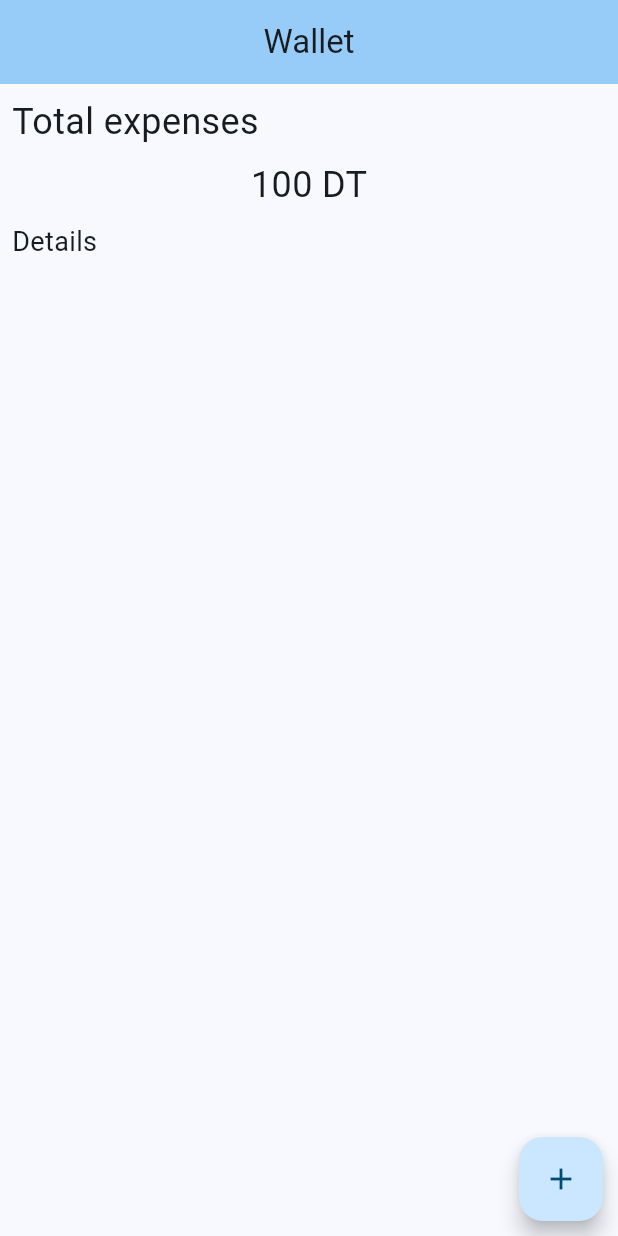
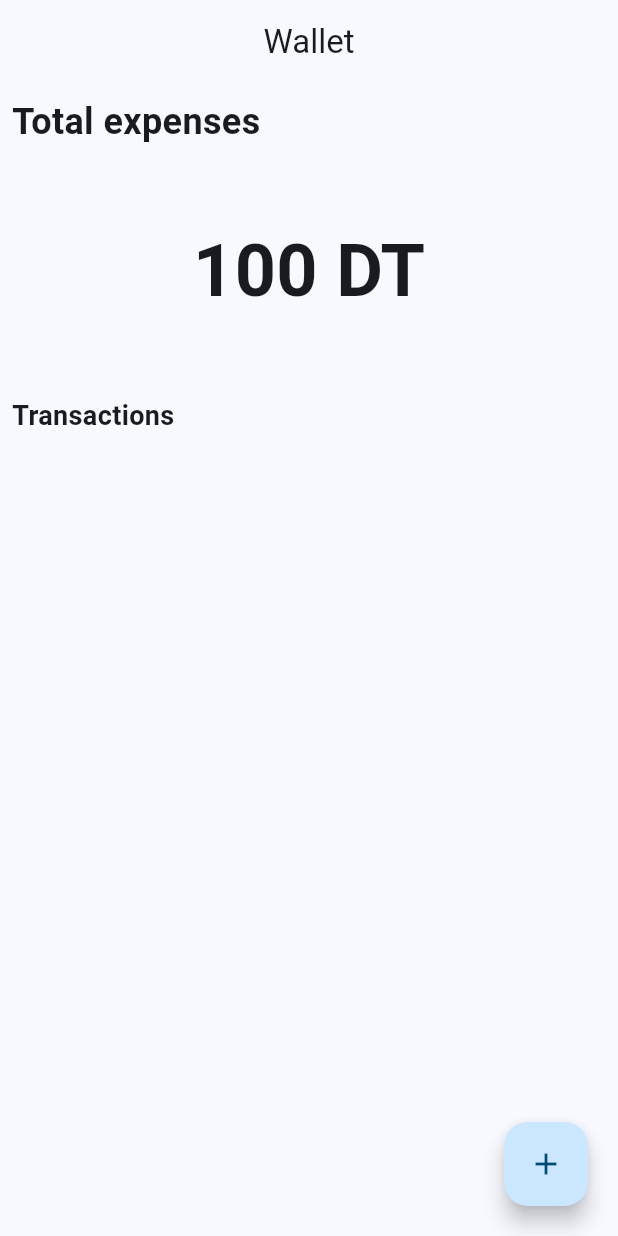
Before and after one commit to kariyum/wallet, a Flutter app: the screen it shows after launch, on a phone screen of 412 x 824 dp. Run offline on Flutter 3.47's test engine with Material 2 defaults, Android fonts, the phone set to English and light mode, and no system bars.

Commit message:
design update

```diff
--- a/lib/main.dart
+++ b/lib/main.dart
@@ -18,21 +18,6 @@ class MyApp extends StatelessWidget {
     return MaterialApp(
       title: 'Wallet',
       theme: ThemeData(
-        // This is the theme of your application.
-        //
-        // TRY THIS: Try running your application with "flutter run". You'll see
-        // the application has a blue toolbar. Then, without quitting the app,
-        // try changing the seedColor in the colorScheme below to Colors.green
-        // and then invoke "hot reload" (save your changes or press the "hot
-        // reload" button in a Flutter-supported IDE, or press "r" if you used
-        // the command line to start the app).
-        //
-        // Notice that the counter didn't reset back to zero; the application
-        // state is not lost during the reload. To reset the state, use hot
-        // restart instead.
-        //
-        // This works for code too, not just values: Most code changes can be
-        // tested with just a hot reload.
         colorScheme:
             ColorScheme.fromSeed(seedColor: Color.fromARGB(255, 29, 123, 177)),
         useMaterial3: true,
@@ -44,15 +29,6 @@ class MyApp extends StatelessWidget {
 
 class MyHomePage extends StatefulWidget {
   const MyHomePage({super.key, required this.title});
-
-  // This widget is the home page of your application. It is stateful, meaning
-  // that it has a State object (defined below) that contains fields that affect
-  // how it looks.
-
-  // This class is the configuration for the state. It holds the values (in this
-  // case the title) provided by the parent (in this case the App widget) and
-  // used by the build method of the State. Fields in a Widget subclass are
-  // always marked "final".
 
   final String title;
 
@@ -87,36 +63,6 @@ class _MyHomePageState extends State<MyHomePage> {
 
   @override
   Widget build(BuildContext context) {
-    List<ListTile> tiles = items.length != 0
-        ? items
-            .map((e) => {
-                  ListTile(
-                    title: Row(
-                      crossAxisAlignment: CrossAxisAlignment.end,
-                      mainAxisAlignment: MainAxisAlignment.spaceBetween,
-                      children: [
-                        Text(
-                          '${e.item}',
-                          style: TextStyle(
-                            color: Colors.red,
-                            fontSize: 18,
-                          ),
-                        ),
-                        Text('${e.price}',
-                            style: TextStyle(
-                              fontSize: 18,
-                            ))
-                      ],
-                    ),
-                  )
-                })
-            .toList()[0]
-            .toList()
-        : <ListTile>[
-            ListTile(
-              title: Text("List is empty"),
-            )
-          ].toList();
     List<Widget> l = ["Groceries", "Car gas", "Others", "Fun"]
         .map(
           (e) => ElevatedButton(
@@ -142,14 +88,12 @@ class _MyHomePageState extends State<MyHomePage> {
           ),
         )
         .toList();
+
     return Scaffold(
       appBar: AppBar(
-        // TRY THIS: Try changing the color here to a specific color (to
-        // Colors.amber, perhaps?) and trigger a hot reload to see the AppBar
-        // change color while the other colors stay the same.
-        backgroundColor: Theme.of(context).colorScheme.inversePrimary,
-        // Here we take the value from the MyHomePage object that was created by
-        // the App.build method, and use it to set our appbar title.
+        backgroundColor: Theme.of(context).colorScheme.surface ,//Theme.of(context).colorScheme.primaryContainer,
+        primary: true,
+
         title: const Center(
           child: Text("Wallet"),
         ),
@@ -163,13 +107,24 @@ class _MyHomePageState extends State<MyHomePage> {
                 margin: const EdgeInsets.all(8.0),
                 child: const Text(
                   "Total expenses",
-                  style: TextStyle(fontSize: 24),
+                  style: TextStyle(
+                    fontSize: 24,
+                    fontWeight: FontWeight.bold,
+                  ),
                 ),
               ),
               Center(
-                child: Text(
-                  "100 DT",
-                  style: TextStyle(fontSize: 24),
+                child: SizedBox(
+                  height: 150,
+                  child: Center(
+                    child: Text(
+                      "100 DT",
+                      style: TextStyle(
+                        fontSize: 48,
+                        fontWeight: FontWeight.bold,
+                      ),
+                    ),
+                  ),
                 ),
               ),
               Row(
@@ -177,8 +132,11 @@ class _MyHomePageState extends State<MyHomePage> {
                   Container(
                     margin: const EdgeInsets.all(8.0),
                     child: Text(
-                      "Details",
-                      style: TextStyle(fontSize: 18),
+                      "Transactions",
+                      style: TextStyle(
+                        fontSize: 18,
+                        fontWeight: FontWeight.bold,
+                      ),
                     ),
                   ),
                 ],
@@ -189,6 +147,7 @@ class _MyHomePageState extends State<MyHomePage> {
                   itemCount: items.length,
                   itemBuilder: (BuildContext context, int idx) {
                     return ListTile(
+                      leading: Text("⨀"),
                       title: Row(
                         crossAxisAlignment: CrossAxisAlignment.end,
                         mainAxisAlignment: MainAxisAlignment.spaceBetween,
@@ -202,7 +161,13 @@ class _MyHomePageState extends State<MyHomePage> {
                           Text('${items[idx].price}',
                               style: TextStyle(
                                 fontSize: 18,
-                              ))
+                              )),
+                          Text(
+                            '04/05',
+                            style: TextStyle(
+                              fontSize: 12,
+                            ),
+                          )
                         ],
                       ),
                     );
@@ -215,7 +180,7 @@ class _MyHomePageState extends State<MyHomePage> {
             mainAxisAlignment: MainAxisAlignment.end,
             children: [
               Container(
-                margin: EdgeInsets.all(10),
+                margin: const EdgeInsets.all(20),
                 child: TapRegion(
                   onTapOutside: (tap) {
                     setState(() {
@@ -238,35 +203,6 @@ class _MyHomePageState extends State<MyHomePage> {
                             children: l,
                           ),
                         ),
-
-                      // Flexible(
-                      //   child: SizedBox(
-                      //     width: 200,
-                      //     child: ListView.builder(
-                      //         shrinkWrap: true,
-                      //         itemCount: 4,
-                      //         itemBuilder: (BuildContext context, int idx) {
-                      //           return Container(
-                      //             color: Colors.white,
-                      //             // child: ListTile(
-                      //             //   title: Text('item $idx'),
-                      //             //   onLongPress: (){},
-                      //             //   onTap: (){
-                      //             //     debugPrint('item $idx');
-                      //             //   },
-                      //             // ),
-                      //             child: ElevatedButton(
-                      //               style: ElevatedButton.styleFrom(
-                      //                   shape: const RoundedRectangleBorder(
-                      //                 borderRadius: BorderRadius.all(Radius.zero),
-                      //               )),
-                      //               child: Text("yoo"),
-                      //               onPressed: () {},
-                      //             ),
-                      //           );
-                      //         }),
-                      //   ),
-                      // ),
                       FloatingActionButton(
                         onPressed: toggleExpansion,
                         child: Icon(Icons.add),
```
Also changed, not shown: 1 other file.
